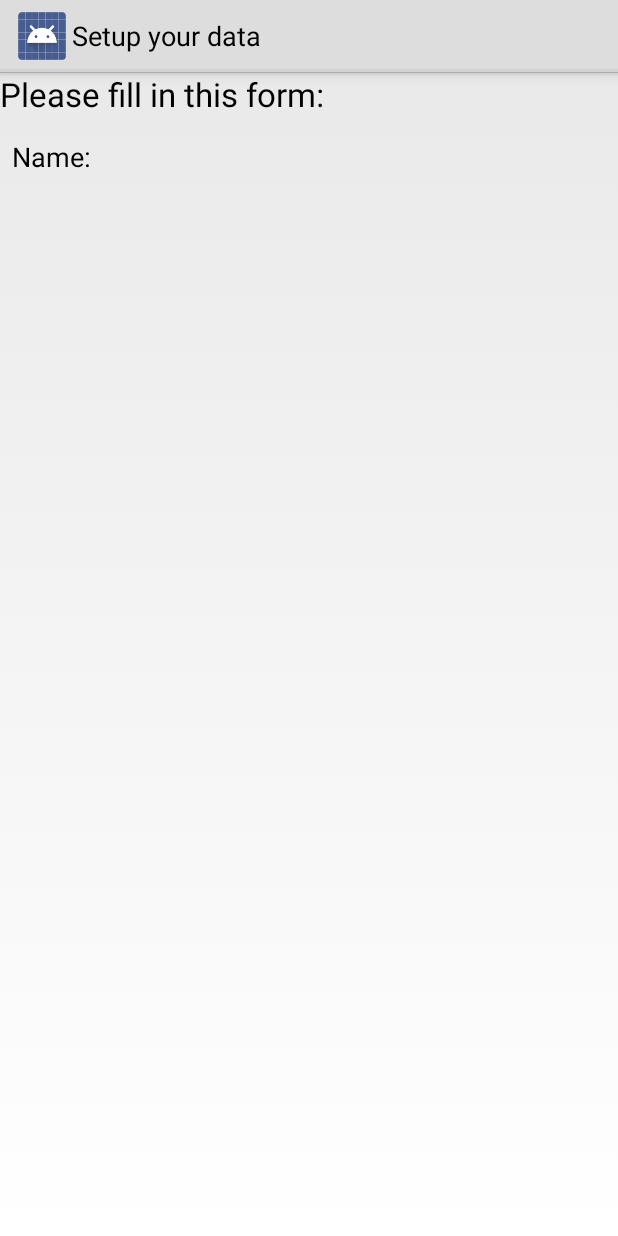
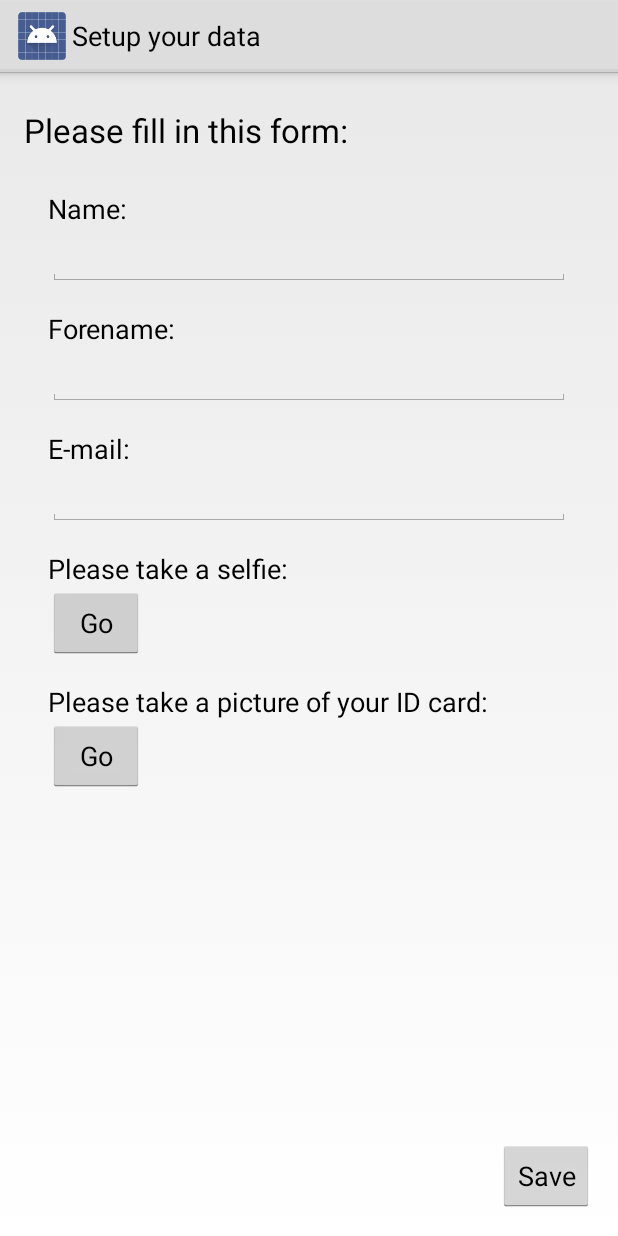
Before and after one commit to Maschmalow/ForgetMyPicture, an Android app: the UserSetupActivity screen opened directly, with no data from a screen before it, on a phone screen of 412 x 824 dp. Run offline under Robolectric (Android 15) with nearby library versions, the phone set to English and light mode, and no system bars.

Commit message:
git m'aime pas :/

```diff
--- a/AndroidApp/app/src/main/res/layout/activity_user_setup.xml
+++ b/AndroidApp/app/src/main/res/layout/activity_user_setup.xml
@@ -1,29 +1,40 @@
 <?xml version="1.0" encoding="utf-8"?>
 <LinearLayout xmlns:android="http://schemas.android.com/apk/res/android"
-    android:orientation="vertical" android:layout_width="match_parent"
-    android:layout_height="match_parent">
+    android:orientation="vertical"
+    xmlns:tools="http://schemas.android.com/tools"
+    tools:context="net.tenwame.forgetmypicture.UserSetupActivity"
+    android:layout_width="match_parent"
+    android:layout_height="match_parent"
+    android:paddingBottom="@dimen/activity_vertical_margin"
+    android:paddingLeft="@dimen/activity_horizontal_margin"
+    android:paddingRight="@dimen/activity_horizontal_margin"
+    android:paddingTop="@dimen/activity_vertical_margin">
 
     <TextView
         android:layout_width="match_parent"
         android:layout_height="wrap_content"
         android:textAppearance="?android:attr/textAppearanceLarge"
-        android:text="@string/user_setup_title" />
+        android:text="@string/user_setup_title"
+        android:layout_marginTop="8dp"
+        android:layout_marginBottom="9dp" />
 
     <ScrollView
         android:orientation="horizontal"
         android:layout_width="match_parent"
-        android:layout_height="match_parent"
-        android:layout_margin="@dimen/activity_margin">
+        android:layout_height="0dp"
+        android:layout_margin="@dimen/activity_margin"
+        android:layout_weight="1">
 
         <LinearLayout
-            android:layout_height="match_parent"
+            android:layout_height="wrap_content"
             android:layout_width="match_parent"
-            android:orientation="horizontal">
+            android:orientation="vertical">
 
             <LinearLayout
                 android:layout_width="match_parent"
                 android:layout_height="wrap_content"
-                android:orientation="horizontal">
+                android:orientation="vertical"
+                android:layout_margin="@dimen/activity_margin">
 
                 <TextView
                     android:layout_width="match_parent"
@@ -40,8 +51,9 @@
 
             <LinearLayout
                 android:layout_width="match_parent"
-                android:layout_height="match_parent"
-                android:orientation="horizontal">
+                android:layout_height="wrap_content"
+                android:orientation="vertical"
+                android:layout_margin="@dimen/activity_margin">
 
                 <TextView
                     android:layout_width="match_parent"
@@ -58,8 +70,9 @@
 
             <LinearLayout
                 android:layout_width="match_parent"
-                android:layout_height="match_parent"
-                android:orientation="horizontal">
+                android:layout_height="wrap_content"
+                android:orientation="vertical"
+                android:layout_margin="@dimen/activity_margin">
 
                 <TextView
                     android:layout_width="match_parent"
@@ -74,6 +87,74 @@
                     android:inputType="textEmailAddress" />
             </LinearLayout>
 
+            <LinearLayout
+                android:layout_width="match_parent"
+                android:layout_height="wrap_content"
+                android:orientation="vertical"
+                android:layout_margin="@dimen/activity_margin" >
+
+                <TextView
+                    android:layout_width="match_parent"
+                    android:layout_height="wrap_content"
+                    android:textAppearance="?android:attr/textAppearanceMedium"
+                    android:text="@string/user_setup_selfie" />
+
+                <LinearLayout
+                    android:orientation="horizontal"
+                    android:layout_width="match_parent"
+                    android:layout_height="wrap_content">
+
+                    <Button
+                        android:layout_width="wrap_content"
+                        android:layout_height="wrap_content"
+                        android:text="Go"
+                        android:id="@+id/take_selfie_btn"
+                        android:onClick="takePictureFromUI"/>
+
+                    <ImageView
+                        android:layout_width="wrap_content"
+                        android:layout_height="wrap_content"
+                        android:id="@+id/selfie_thumb"
+                        android:maxHeight="150dp"
+                        android:contentDescription="Selfie thumbnail"/>
+                </LinearLayout>
+
+            </LinearLayout>
+
+            <LinearLayout
+                android:layout_width="match_parent"
+                android:layout_height="wrap_content"
+                android:orientation="vertical"
+                android:layout_margin="@dimen/activity_margin" >
+
+                <TextView
+                    android:layout_width="match_parent"
+                    android:layout_height="wrap_content"
+                    android:textAppearance="?android:attr/textAppearanceMedium"
+                    android:text="@string/user_setup_idcard" />
+
+                <LinearLayout
+                    android:orientation="horizontal"
+                    android:layout_width="match_parent"
+                    android:layout_height="wrap_content">
+
+                    <Button
+                        android:layout_width="wrap_content"
+                        android:layout_height="wrap_content"
+                        android:text="Go"
+                        android:id="@+id/take_idcard_btn"
+                        android:onClick="takePictureFromUI"/>
+
+                    <ImageView
+                        android:layout_width="wrap_content"
+                        android:layout_height="wrap_content"
+                        android:id="@+id/idcard_thumb"
+                        android:maxHeight="150dp"
+                        android:contentDescription="ID card picture thumbnail" />
+                </LinearLayout>
+
+            </LinearLayout>
+
         </LinearLayout>
     </ScrollView>
 
@@ -81,6 +162,6 @@
         android:layout_width="wrap_content"
         android:layout_height="wrap_content"
         android:text="@string/user_setup_save_btn"
-        android:onClick="saveDataFromUI"/>
-
+        android:onClick="saveDataFromUI"
+        android:layout_gravity="end" />
 </LinearLayout>
--- a/AndroidApp/app/src/main/res/values/strings.xml
+++ b/AndroidApp/app/src/main/res/values/strings.xml
@@ -5,15 +5,20 @@
     <string name="search_title">Please enter keywords:</string>
     <string name="search_keywords_send_btn">Send</string>
     <string name="search_keywords_hint">Enter keywords here</string>
+    <string name="search_started_toast">Search started</string>
 
     <string name="user_setup_activity_name">Setup your data</string>
     <string name="user_setup_title">Please fill in this form:</string>
     <string name="user_setup_name">Name:</string>
     <string name="user_setup_forename">Forename:</string>
     <string name="user_setup_email">E-mail:</string>
-    <string name="user_setup_selfie">Please take or select a selfie:</string>
-    <string name="user_setup_idcard">Please take or select a picture of your ID card:</string>
+    <string name="user_setup_selfie">Please take a selfie:</string>
+    <string name="user_setup_idcard">Please take a picture of your ID card:</string>
     <string name="user_setup_save_btn">Save</string>
     <string name="user_setup_save_toast">Saved</string>
-    <string name="search_started_toast">Search started</string>
+
+    <string name="homepage_activity_name">Forget My Picture</string>
+    <string name="homepage_new_search">Start a new search</string>
+    <string name="homepage_setup_data_toast">Please set up your data before starting a new Search</string>
+
 </resources>
```
Also changed, not shown: AndroidApp/app/src/main/AndroidManifest.xml (+17 -10 lines), AndroidApp/app/src/main/java/net/tenwame/forgetmypicture/HomepageActivity.java (added, +25 -0 lines), AndroidApp/app/src/main/java/net/tenwame/forgetmypicture/Searcher.java (+36 -11 lines), AndroidApp/app/src/main/java/net/tenwame/forgetmypicture/UserData.java (+44 -9 lines), AndroidApp/app/src/main/java/net/tenwame/forgetmypicture/UserSetupActivity.java (+48 -2 lines), AndroidApp/app/src/main/res/layout/activity_homepage.xml (added, +18 -0 lines).
